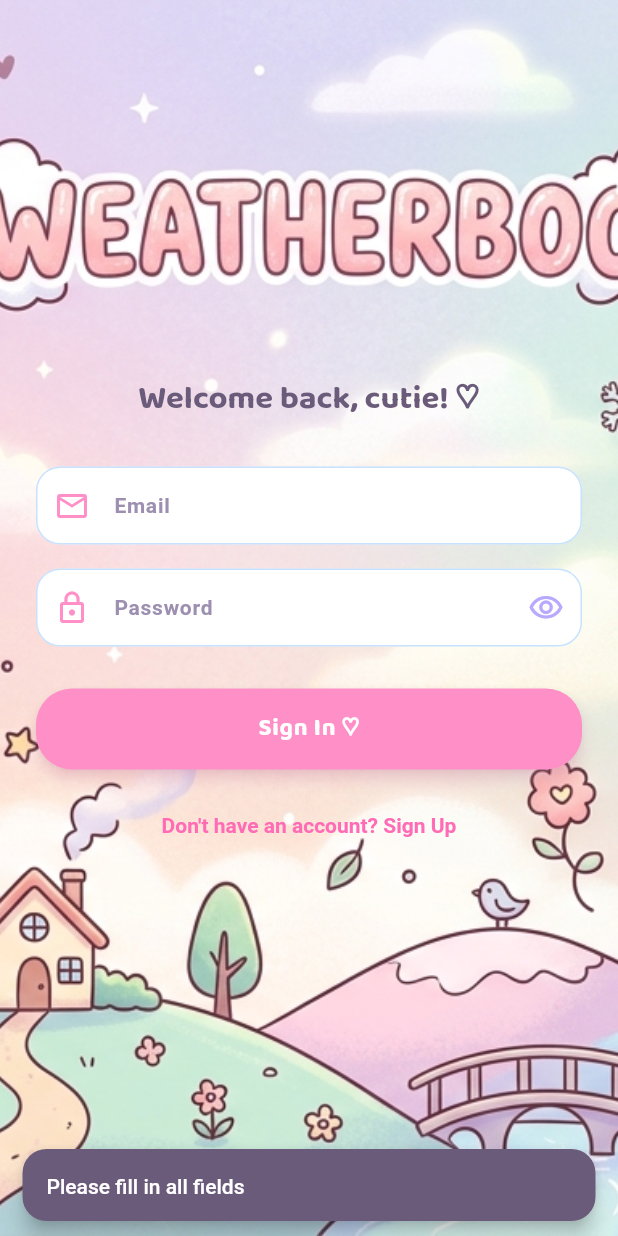
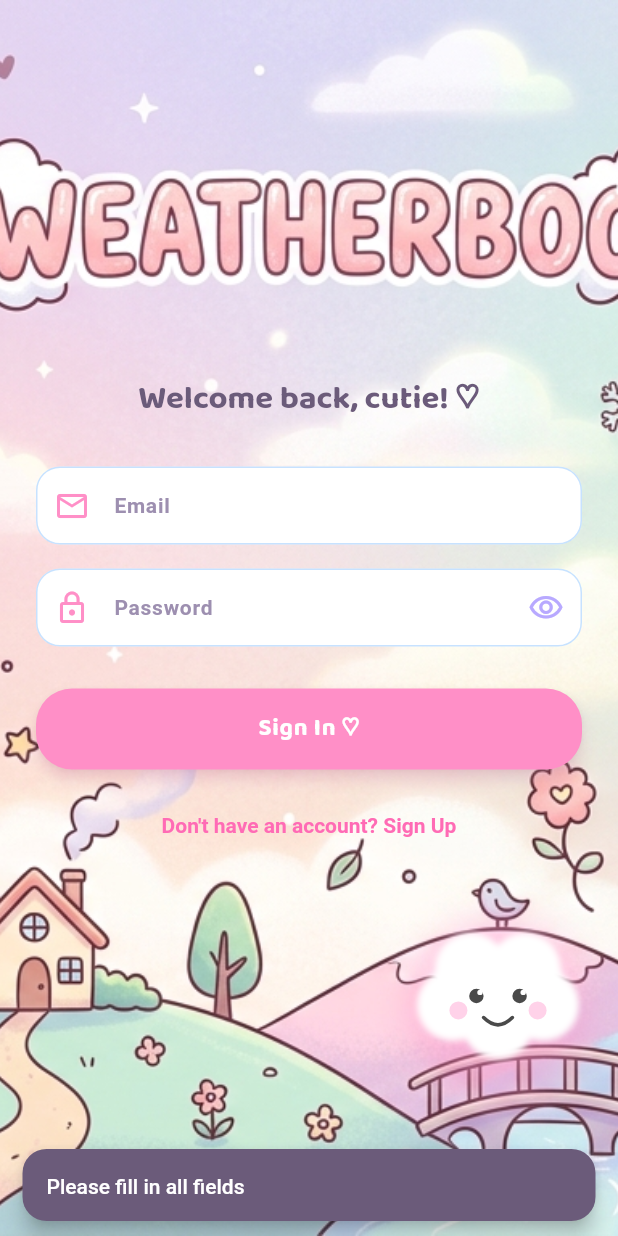
Before and after one commit to exianninskie/weatherboo, a Flutter app: the screen it shows after launch, after a tap on "Sign In ♡", on a phone screen of 412 x 824 dp. Run offline on Flutter 3.47's test engine with Material 3 defaults, Android fonts, the phone set to English and light mode, and no system bars; our stand-ins replace flutter_local_notifications, google_fonts, image_picker, supabase_flutter, timezone; accounts and stored records are empty; network calls fail.

Commit message:
Fix avatar language and drag direction

```diff
--- a/lib/main.dart
+++ b/lib/main.dart
@@ -10,6 +10,7 @@ import 'screens/profile_screen.dart';
 import 'providers/user_provider.dart';
 import 'theme/app_theme.dart';
 import 'utils/constants.dart';
+import 'widgets/interactive_avatar.dart';
 
 void main() async {
   WidgetsFlutterBinding.ensureInitialized();
@@ -36,11 +37,31 @@ class WeatherbooApp extends StatelessWidget {
         theme: AppTheme.kawaii,
         initialRoute: '/splash',
         routes: {
-          '/splash': (context) => const SplashScreen(),
-          '/login': (context) => const LoginScreen(),
-          '/signup': (context) => const SignupScreen(),
-          '/home': (context) => const HomeScreen(),
-          '/profile': (context) => const ProfileScreen(),
+          '/splash': (context) => FloatingAvatarOverlay(
+            initialMessage: 'Halo! 👋 Welcome to Weatherboo!',
+            initiallyVisible: true,
+            child: const SplashScreen(),
+          ),
+          '/login': (context) => FloatingAvatarOverlay(
+            initialMessage: 'Halo! 👋 Welcome to Weatherboo!',
+            initiallyVisible: true,
+            child: const LoginScreen(),
+          ),
+          '/signup': (context) => FloatingAvatarOverlay(
+            initialMessage: 'Halo! 👋 Welcome to Weatherboo!',
+            initiallyVisible: true,
+            child: const SignupScreen(),
+          ),
+          '/home': (context) => FloatingAvatarOverlay(
+            initialMessage: 'Halo! 👋 Welcome to Weatherboo!',
+            initiallyVisible: true,
+            child: const HomeScreen(),
+          ),
+          '/profile': (context) => FloatingAvatarOverlay(
+            initialMessage: 'Halo! 👋 Welcome to Weatherboo!',
+            initiallyVisible: true,
+            child: const ProfileScreen(),
+          ),
         },
       ),
     );
--- /dev/null
+++ b/lib/widgets/cute_cloud_avatar.dart
@@ -0,0 +1,147 @@
+import 'package:flutter/material.dart';
+import '../theme/app_theme.dart';
+
+class CuteCloudAvatar extends StatelessWidget {
+  final double size;
+  final Color? cloudColor;
+  final Color? eyeColor;
+  final Color? mouthColor;
+
+  const CuteCloudAvatar({
+    super.key,
+    this.size = 100,
+    this.cloudColor,
+    this.eyeColor,
+    this.mouthColor,
+  });
+
+  @override
+  Widget build(BuildContext context) {
+    return SizedBox(
+      width: size,
+      height: size,
+      child: CustomPaint(
+        painter: _CuteCloudPainter(
+          cloudColor: cloudColor ?? Colors.white,
+          eyeColor: eyeColor ?? const Color(0xFF4A4A4A),
+          mouthColor: mouthColor ?? const Color(0xFF4A4A4A),
+        ),
+      ),
+    );
+  }
+}
+
+class _CuteCloudPainter extends CustomPainter {
+  final Color cloudColor;
+  final Color eyeColor;
+  final Color mouthColor;
+
+  _CuteCloudPainter({
+    required this.cloudColor,
+    required this.eyeColor,
+    required this.mouthColor,
+  });
+
+  @override
+  void paint(Canvas canvas, Size size) {
+    final center = Offset(size.width / 2, size.height / 2);
+    final scale = size.width / 100;
+
+    // Draw cloud body with multiple circles
+    final cloudPaint = Paint()
+      ..color = cloudColor
+      ..style = PaintingStyle.fill
+      ..maskFilter = const MaskFilter.blur(BlurStyle.normal, 2);
+
+    // Main cloud circles
+    final circles = [
+      Offset(center.dx - 25 * scale, center.dy + 5 * scale), // Left
+      Offset(center.dx + 25 * scale, center.dy + 5 * scale), // Right
+      Offset(center.dx, center.dy - 5 * scale), // Top center
+      Offset(center.dx - 15 * scale, center.dy - 15 * scale), // Top left
+      Offset(center.dx + 15 * scale, center.dy - 15 * scale), // Top right
+      Offset(center.dx, center.dy + 15 * scale), // Bottom
+    ];
+
+    for (final circleCenter in circles) {
+      canvas.drawCircle(circleCenter, 20 * scale, cloudPaint);
+    }
+
+    // Draw cute eyes
+    final eyePaint = Paint()
+      ..color = eyeColor
+      ..style = PaintingStyle.fill;
+
+    // Left eye
+    canvas.drawCircle(
+      Offset(center.dx - 12 * scale, center.dy),
+      4 * scale,
+      eyePaint,
+    );
+
+    // Right eye
+    canvas.drawCircle(
+      Offset(center.dx + 12 * scale, center.dy),
+      4 * scale,
+      eyePaint,
+    );
+
+    // Draw eye highlights (cute sparkles)
+    final highlightPaint = Paint()
+      ..color = Colors.white
+      ..style = PaintingStyle.fill;
+
+    canvas.drawCircle(
+      Offset(center.dx - 10 * scale, center.dy - 2 * scale),
+      1.5 * scale,
+      highlightPaint,
+    );
+
+    canvas.drawCircle(
+      Offset(center.dx + 14 * scale, center.dy - 2 * scale),
+      1.5 * scale,
+      highlightPaint,
+    );
+
+    // Draw cute smile
+    final mouthPaint = Paint()
+      ..color = mouthColor
+      ..style = PaintingStyle.stroke
+      ..strokeWidth = 2 * scale
+      ..strokeCap = StrokeCap.round;
+
+    final mouthPath = Path();
+    mouthPath.moveTo(center.dx - 8 * scale, center.dy + 12 * scale);
+    mouthPath.quadraticBezierTo(
+      center.dx,
+      center.dy + 20 * scale,
+      center.dx + 8 * scale,
+      center.dy + 12 * scale,
+    );
+    canvas.drawPath(mouthPath, mouthPaint);
+
+    // Draw cute blush cheeks
+    final blushPaint = Paint()
+      ..color = AppColors.sakura.withValues(alpha: 0.4)
+      ..style = PaintingStyle.fill;
+
+    canvas.drawCircle(
+      Offset(center.dx - 22 * scale, center.dy + 8 * scale),
+      5 * scale,
+      blushPaint,
+    );
+
+    canvas.drawCircle(
+      Offset(center.dx + 22 * scale, center.dy + 8 * scale),
+      5 * scale,
+      blushPaint,
+    );
+  }
+
+  @override
+  bool shouldRepaint(_CuteCloudPainter oldDelegate) {
+    return oldDelegate.cloudColor != cloudColor ||
+        oldDelegate.eyeColor != eyeColor ||
+        oldDelegate.mouthColor != mouthColor;
+  }
+}
--- /dev/null
+++ b/lib/widgets/interactive_avatar.dart
@@ -0,0 +1,413 @@
+import 'package:flutter/material.dart';
+import '../theme/app_theme.dart';
+import 'cute_cloud_avatar.dart';
+
+class InteractiveAvatar extends StatefulWidget {
+  final VoidCallback? onTap;
+  final String? initialMessage;
+  final bool initiallyVisible;
+
+  const InteractiveAvatar({
+    super.key,
+    this.onTap,
+    this.initialMessage,
+    this.initiallyVisible = true,
+  });
+
+  @override
+  InteractiveAvatarState createState() => InteractiveAvatarState();
+}
+
+class InteractiveAvatarState extends State<InteractiveAvatar>
+    with SingleTickerProviderStateMixin {
+  late AnimationController _animationController;
+  late Animation<double> _scaleAnimation;
+  bool _isVisible = true;
+  String? _currentMessage;
+  bool _showSpeechBubble = false;
+
+  // Drag functionality
+  double _positionX = 0;
+  double _positionY = 0;
+  double _startX = 0;
+  double _startY = 0;
+
+  @override
+  void initState() {
+    super.initState();
+    _isVisible = widget.initiallyVisible;
+    _currentMessage = widget.initialMessage;
+
+    _animationController = AnimationController(
+      duration: const Duration(milliseconds: 1500),
+      vsync: this,
+    );
+
+    _scaleAnimation = Tween<double>(begin: 0.8, end: 1.0).animate(
+      CurvedAnimation(
+        parent: _animationController,
+        curve: Curves.easeOutBack,
+      ),
+    );
+
+    _animationController.forward();
+  }
+
+  @override
+  void dispose() {
+    _animationController.dispose();
+    super.dispose();
+  }
+
+  void _handleTap() {
+    _showChatDialog();
+
+    _animationController.reset();
+    _animationController.forward();
+
+    widget.onTap?.call();
+  }
+
+  void _showChatDialog() {
+    showDialog(
+      context: context,
+      builder: (BuildContext dialogContext) {
+        return _ChatDialog(
+          onClose: () {
+            Navigator.of(dialogContext).pop();
+          },
+        );
+      },
+    );
+  }
+
+  void toggleVisibility() {
+    setState(() {
+      _isVisible = !_isVisible;
+    });
+  }
+
+  void setMessage(String message) {
+    setState(() {
+      _currentMessage = message;
+      _showSpeechBubble = true;
+    });
+
+    Future.delayed(const Duration(seconds: 3), () {
+      if (mounted) {
+        setState(() {
+          _showSpeechBubble = false;
+        });
+      }
+    });
+  }
+
+  @override
+  Widget build(BuildContext context) {
+    if (!_isVisible) return const SizedBox.shrink();
+
+    return Positioned(
+      bottom: 100 + _positionY,
+      right: 20 + _positionX,
+      child: GestureDetector(
+        onPanStart: (details) {
+          _startX = details.globalPosition.dx;
+          _startY = details.globalPosition.dy;
+        },
+        onPanUpdate: (details) {
+          setState(() {
+            _positionX -= details.globalPosition.dx - _startX;
+            _positionY -= details.globalPosition.dy - _startY;
+            _startX = details.globalPosition.dx;
+            _startY = details.globalPosition.dy;
+          });
+        },
+        onTap: _handleTap,
+        child: AnimatedBuilder(
+          animation: _animationController,
+          builder: (context, child) {
+            return Transform.scale(
+              scale: _scaleAnimation.value,
+              child: Column(
+                crossAxisAlignment: CrossAxisAlignment.end,
+                children: [
+                  if (_showSpeechBubble && _currentMessage != null)
+                    _buildSpeechBubble(),
+                  const SizedBox(height: 8),
+                  _buildAvatarContainer(),
+                ],
+              ),
+            );
+          },
+        ),
+      ),
+    );
+  }
+
+  Widget _buildSpeechBubble() {
+    return Container(
+      constraints: const BoxConstraints(maxWidth: 200),
+      padding: const EdgeInsets.symmetric(horizontal: 16, vertical: 12),
+      decoration: BoxDecoration(
+        color: Colors.white,
+        borderRadius: BorderRadius.circular(20),
+        boxShadow: [
+          BoxShadow(
+            color: Colors.black.withValues(alpha: 0.1),
+            blurRadius: 10,
+            offset: const Offset(0, 4),
+          ),
+        ],
+      ),
+      child: Text(
+        _currentMessage!,
+        style: AppTypography.body(14),
+        textAlign: TextAlign.right,
+      ),
+    );
+  }
+
+  Widget _buildAvatarContainer() {
+    return Container(
+      decoration: BoxDecoration(
+        shape: BoxShape.circle,
+        boxShadow: [
+          BoxShadow(
+            color: AppColors.sakura.withValues(alpha: 0.4),
+            blurRadius: 20,
+            offset: const Offset(0, 8),
+          ),
+        ],
+      ),
+      child: CuteCloudAvatar(size: 120),
+    );
+  }
+}
+
+class FloatingAvatarOverlay extends StatefulWidget {
+  final Widget child;
+  final String? initialMessage;
+  final bool initiallyVisible;
+
+  const FloatingAvatarOverlay({
+    super.key,
+    required this.child,
+    this.initialMessage,
+    this.initiallyVisible = true,
+  });
+
+  @override
+  State<FloatingAvatarOverlay> createState() => _FloatingAvatarOverlayState();
+}
+
+class _FloatingAvatarOverlayState extends State<FloatingAvatarOverlay> {
+  final GlobalKey<InteractiveAvatarState> _avatarKey = GlobalKey();
+
+  void toggleAvatar() {
+    _avatarKey.currentState?.toggleVisibility();
+  }
+
+  void showAvatarMessage(String message) {
+    _avatarKey.currentState?.setMessage(message);
+  }
+
+  @override
+  Widget build(BuildContext context) {
+    return Directionality(
+      textDirection: TextDirection.ltr,
+      child: Stack(
+        children: [
+          widget.child,
+          InteractiveAvatar(
+            key: _avatarKey,
+            initialMessage: widget.initialMessage,
+            initiallyVisible: widget.initiallyVisible,
+          ),
+        ],
+      ),
+    );
+  }
+}
+
+class _ChatDialog extends StatefulWidget {
+  final VoidCallback onClose;
+
+  const _ChatDialog({required this.onClose});
+
+  @override
+  State<_ChatDialog> createState() => _ChatDialogState();
+}
+
+class _ChatDialogState extends State<_ChatDialog> {
+  final TextEditingController _messageController = TextEditingController();
+  final List<ChatMessage> _messages = [
+    ChatMessage(
+      text: 'Hello! 👋 I\'m Weatherboo, your weather assistant!',
+      isUser: false,
+    ),
+  ];
+
+  @override
+  void dispose() {
+    _messageController.dispose();
+    super.dispose();
+  }
+
+  void _sendMessage() {
+    if (_messageController.text.trim().isEmpty) return;
+
+    setState(() {
+      _messages.add(ChatMessage(
+        text: _messageController.text,
+        isUser: true,
+      ));
+      _messageController.clear();
+
+      // Simulate avatar response
+      Future.delayed(const Duration(milliseconds: 500), () {
+        if (mounted) {
+          setState(() {
+            _messages.add(ChatMessage(
+              text: _getRandomResponse(),
+              isUser: false,
+            ));
+          });
+        }
+      });
+    });
+  }
+
+  String _getRandomResponse() {
+    final responses = [
+      'Thanks for your message! ☁️',
+      'The weather is sunny today, stay positive!',
+      'How can I help you?',
+      'Don\'t forget to bring an umbrella if it rains! ☔',
+      'Have a great day!',
+      'I\'m here to help you!',
+    ];
+    return responses[DateTime.now().millisecond % responses.length];
+  }
+
+  @override
+  Widget build(BuildContext context) {
+    return Dialog(
+      shape: RoundedRectangleBorder(borderRadius: BorderRadius.circular(20)),
+      child: Container(
+        constraints: const BoxConstraints(maxWidth: 400, maxHeight: 500),
+        child: Column(
+          mainAxisSize: MainAxisSize.min,
+          children: [
+            // Header
+            Container(
+              padding: const EdgeInsets.all(16),
+              decoration: BoxDecoration(
+                color: AppColors.sakura,
+                borderRadius: const BorderRadius.vertical(top: Radius.circular(20)),
+              ),
+              child: Row(
+                children: [
+                  CuteCloudAvatar(size: 40),
+                  const SizedBox(width: 12),
+                  Expanded(
+                    child: Text(
+                      'Chat with Weatherboo',
+                      style: AppTypography.headline(16, color: Colors.white, weight: FontWeight.bold),
+                    ),
+                  ),
+                  IconButton(
+                    icon: const Icon(Icons.close, color: Colors.white),
+                    onPressed: widget.onClose,
+                  ),
+                ],
+              ),
+            ),
+            // Messages
+            Flexible(
+              child: Container(
+                padding: const EdgeInsets.all(16),
+                child: ListView.builder(
+                  shrinkWrap: true,
+                  itemCount: _messages.length,
+                  itemBuilder: (context, index) {
+                    return _messages[index];
+                  },
+                ),
+              ),
+            ),
+            // Input
+            Container(
+              padding: const EdgeInsets.all(16),
+              decoration: BoxDecoration(
+                color: Colors.grey.withValues(alpha: 0.1),
+                borderRadius: const BorderRadius.vertical(bottom: Radius.circular(20)),
+              ),
+              child: Row(
+                children: [
+                  Expanded(
+                    child: TextField(
+                      controller: _messageController,
+                      decoration: InputDecoration(
+                        hintText: 'Type a message...',
+                        border: OutlineInputBorder(
+                          borderRadius: BorderRadius.circular(24),
+                          borderSide: BorderSide.none,
+                        ),
+                        filled: true,
+                        fillColor: Colors.white,
+                        contentPadding: const EdgeInsets.symmetric(horizontal: 16, vertical: 12),
+                      ),
+                      onSubmitted: (_) => _sendMessage(),
+                    ),
+                  ),
+                  const SizedBox(width: 8),
+                  Container(
+                    decoration: BoxDecoration(
+                      color: AppColors.sakura,
+                      shape: BoxShape.circle,
+                    ),
+                    child: IconButton(
+                      icon: const Icon(Icons.send, color: Colors.white),
+                      onPressed: _sendMessage,
+                    ),
+                  ),
+                ],
+              ),
+            ),
+          ],
+        ),
+      ),
+    );
+  }
+}
+
+class ChatMessage extends StatelessWidget {
+  final String text;
+  final bool isUser;
+
+  const ChatMessage({
+    super.key,
+    required this.text,
+    required this.isUser,
+  });
+
+  @override
+  Widget build(BuildContext context) {
+    return Align(
+      alignment: isUser ? Alignment.centerRight : Alignment.centerLeft,
+      child: Container(
+        margin: const EdgeInsets.only(bottom: 8),
+        padding: const EdgeInsets.symmetric(horizontal: 16, vertical: 12),
+        decoration: BoxDecoration(
+          color: isUser ? AppColors.sakura : Colors.grey.withValues(alpha: 0.2),
+          borderRadius: BorderRadius.circular(16),
+        ),
+        constraints: const BoxConstraints(maxWidth: 280),
+        child: Text(
+          text,
+          style: AppTypography.body(14, color: isUser ? Colors.white : AppColors.text),
+        ),
+      ),
+    );
+  }
+}
```
Also changed, not shown: 1 other file.
